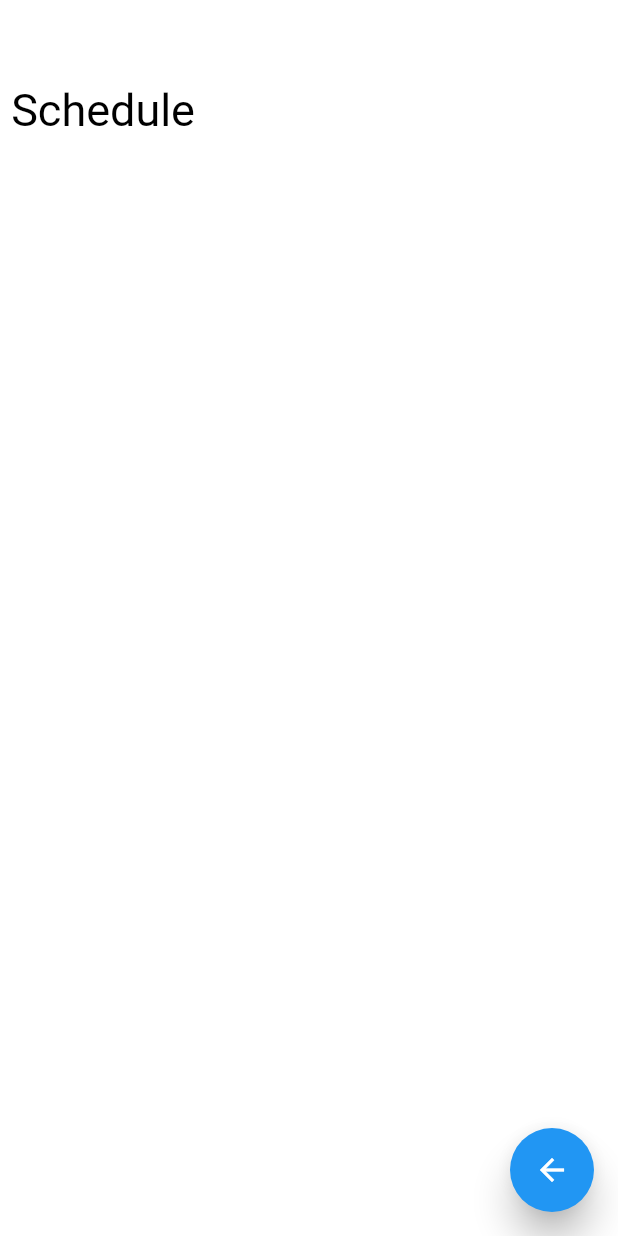
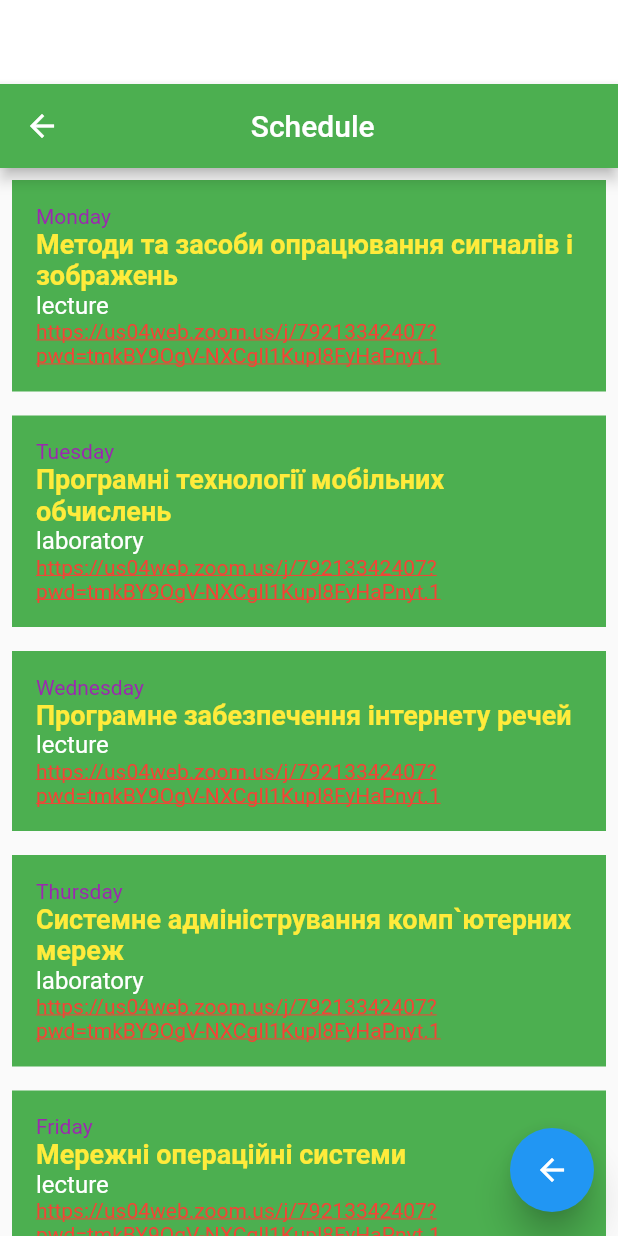
Before and after one commit to victor-myha/LP_Flutter, a Flutter app: the SchedulePage screen opened by its route, on a phone screen of 412 x 824 dp. Run offline on Flutter 3.47's test engine with Material 2 defaults, Android fonts, the phone set to English and light mode, and no system bars; our stand-ins replace flutter_neumorphic.

Commit message:
lab 2 completed add week schedule

```diff
--- a/lib/main.dart
+++ b/lib/main.dart
@@ -22,7 +22,9 @@ class MyApp extends StatelessWidget {
       routes: {
         '/login': (context) => const LoginPage(title: 'Flutter Form'),
         '/home': (context) => const HomePage(userName: ''),
-        '/schedule': (context) => const SchedulePage(group: '',),
+        '/schedule': (context) => const SchedulePage(
+              group: '',
+            ),
       },
       home: const LoginPage(title: 'Flutter Authorization'),
     );
--- /dev/null
+++ b/lib/models.dart
@@ -0,0 +1,10 @@
+class DayScheduleModel {
+  String day;
+  String subjectName;
+  String subjectType;
+  String lector;
+  String url;
+
+  DayScheduleModel(
+      this.day, this.subjectName, this.subjectType, this.lector, this.url);
+}
--- a/lib/pages/SchedulePage.dart
+++ b/lib/pages/SchedulePage.dart
@@ -1,7 +1,9 @@
 import 'package:flutter/material.dart';
+import '../models.dart';
 
 class SchedulePage extends StatefulWidget {
   final String group;
+
   const SchedulePage({Key? key, required this.group}) : super(key: key);
 
   @override
@@ -13,6 +15,39 @@ class _SchedulePageState extends State<SchedulePage> {
   Widget build(BuildContext context) {
     final GlobalKey<ScaffoldState> scaffoldKey = GlobalKey<ScaffoldState>();
 
+    final List<DayScheduleModel> weekSchedule = [
+      DayScheduleModel(
+          'Monday',
+          'Методи та засоби опрацювання сигналів і зображень',
+          'lecture',
+          'Лашко О.Л.',
+          'https://us04web.zoom.us/j/79213342407?pwd=tmkBY9OgV-NXCgIl1Kupl8FyHaPnyt.1'),
+      DayScheduleModel(
+          'Tuesday',
+          'Програмні технології мобільних обчислень',
+          'laboratory',
+          'Пищак І.І.',
+          'https://us04web.zoom.us/j/79213342407?pwd=tmkBY9OgV-NXCgIl1Kupl8FyHaPnyt.1'),
+      DayScheduleModel(
+          'Wednesday',
+          'Програмне забезпечення інтернету речей',
+          'lecture',
+          'Гребеняк А.В.',
+          'https://us04web.zoom.us/j/79213342407?pwd=tmkBY9OgV-NXCgIl1Kupl8FyHaPnyt.1'),
+      DayScheduleModel(
+          'Thursday',
+          'Системне адміністрування комп`ютерних мереж',
+          'laboratory',
+          'Хомуляк М.О.',
+          'https://us04web.zoom.us/j/79213342407?pwd=tmkBY9OgV-NXCgIl1Kupl8FyHaPnyt.1'),
+      DayScheduleModel(
+          'Friday',
+          'Мережні операційні системи',
+          'lecture',
+          'Пищак І.І.',
+          'https://us04web.zoom.us/j/79213342407?pwd=tmkBY9OgV-NXCgIl1Kupl8FyHaPnyt.1')
+    ];
+
     return Scaffold(
         key: scaffoldKey,
         appBar: AppBar(
@@ -20,22 +55,51 @@ class _SchedulePageState extends State<SchedulePage> {
           elevation: 0,
         ),
         backgroundColor: const Color(0xFFffffff),
-      body: Row(
-        children: [
-          Text(
-            '${widget.group} Schedule',
-            style: const TextStyle(
-              color: Colors.black,
-              fontSize: 30.0,
-            ),
-          ),
-        ],
-      ),
         floatingActionButton: FloatingActionButton(
           elevation: 10.0,
           child: const Icon(Icons.arrow_back),
           onPressed: () => Navigator.of(context).pop(),
         ),
+        body: Scaffold(
+          appBar: AppBar(
+            title: Text('${widget.group} Schedule'),
+            centerTitle: true,
+            backgroundColor: Colors.green,
+          ),
+          body: ListView.builder(
+            itemCount: weekSchedule.length,
+            itemBuilder: (context, index) {
+              return Container(
+                color: Colors.green,
+                padding: const EdgeInsets.all(16),
+                margin: const EdgeInsets.all(8),
+                child: ListBody(
+                  children: [
+                    Text(
+                      weekSchedule[index].day,
+                      textAlign: TextAlign.left,
+                      style: TextStyle(color: Colors.purple),
+                    ),
+                    Text(
+                      weekSchedule[index].subjectName,
+                      style: const TextStyle(
+                          fontWeight: FontWeight.bold,
+                          fontSize: 18,
+                          color: Colors.yellow),
+                    ),
+                    Text(
+                      weekSchedule[index].subjectType,
+                      style: const TextStyle(fontSize: 16, color: Colors.white),
+                    ),
+                    Text(weekSchedule[index].url,
+                        style: const TextStyle(
+                            color: Colors.red,
+                            decoration: TextDecoration.underline)),
+                  ],
+                ),
               );
+            },
+          ),
+        ));
   }
 }
```
Also changed, not shown: lib/modules.dart (deleted). Lines whose indentation alone changed are shown as unchanged.
